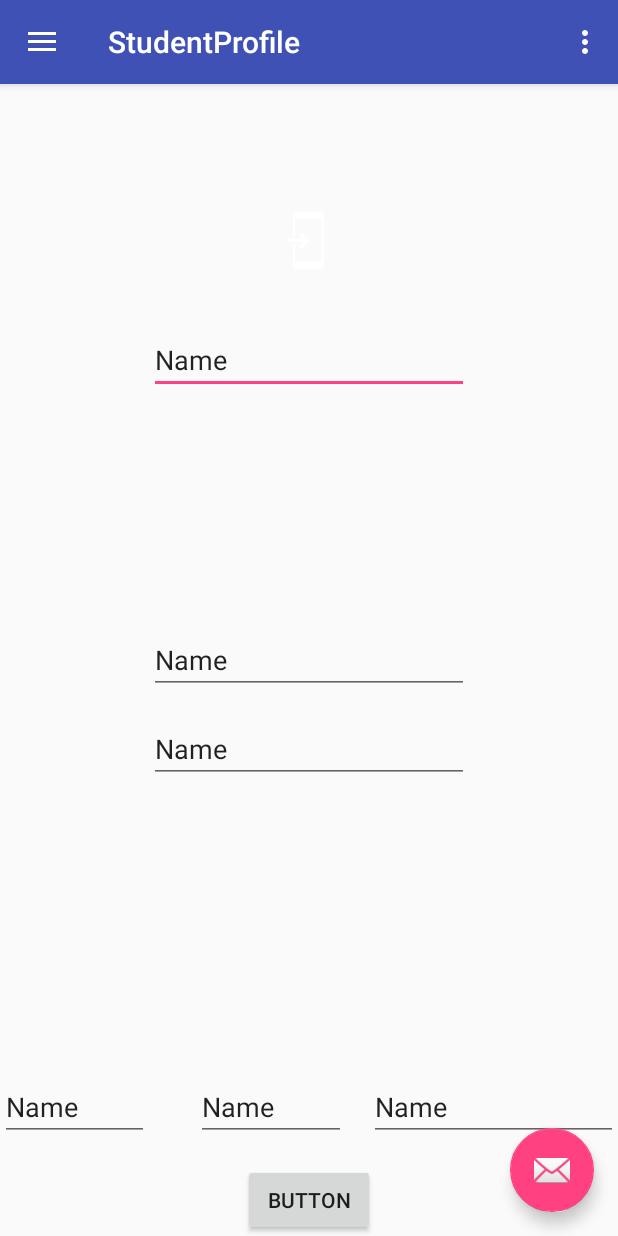
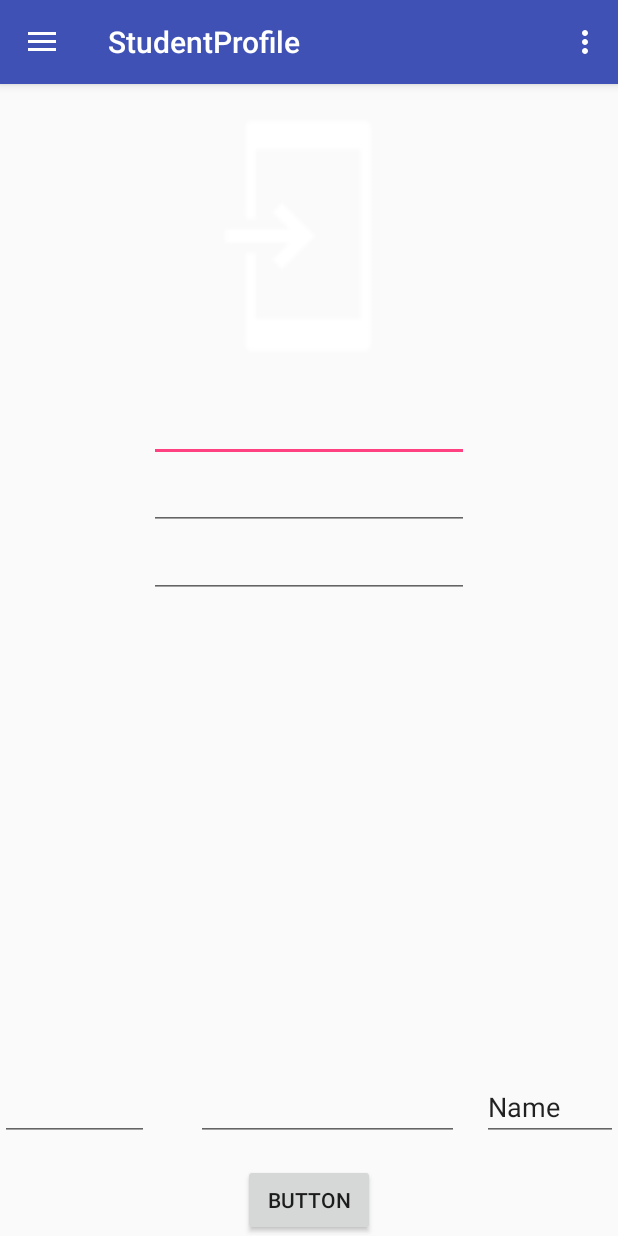
Before and after one commit to mkfeuhrer/TPO-MNNIT, an Android app: the StudentProfile screen opened directly, with no data from a screen before it, on a phone screen of 412 x 824 dp. Run offline under Robolectric (Android 15) with nearby library versions, the phone set to English and light mode, and no system bars; our stand-ins replace Firebase (no records; nobody signed in at launch, a user with empty details on screens opened directly).

Commit message:
Image Display fixed on StudentProfile and MyProfile

```diff
--- a/app/src/main/res/layout/app_bar_student_profile.xml
+++ b/app/src/main/res/layout/app_bar_student_profile.xml
@@ -22,12 +22,4 @@
 
     <include layout="@layout/content_student_profile" />
 
-    <android.support.design.widget.FloatingActionButton
-        android:id="@+id/fab"
-        android:layout_width="wrap_content"
-        android:layout_height="wrap_content"
-        android:layout_gravity="bottom|end"
-        android:layout_margin="@dimen/fab_margin"
-        app:srcCompat="@android:drawable/ic_dialog_email" />
-
 </android.support.design.widget.CoordinatorLayout>
--- a/app/src/main/res/layout/content_student_profile.xml
+++ b/app/src/main/res/layout/content_student_profile.xml
@@ -11,9 +11,9 @@
 
     <ImageView
         android:id="@+id/imageView3"
-        android:layout_width="50dp"
-        android:layout_height="50dp"
-        android:layout_marginTop="79dp"
+        android:layout_width="200dp"
+        android:layout_height="200dp"
+        android:layout_marginTop="1dp"
         app:srcCompat="@drawable/common_full_open_on_phone"
         android:layout_alignParentTop="true"
         android:layout_centerHorizontal="true" />
@@ -24,10 +24,10 @@
         android:layout_height="wrap_content"
         android:layout_below="@+id/imageView3"
         android:layout_centerHorizontal="true"
-        android:layout_marginTop="32dp"
+        android:layout_marginTop="5dp"
         android:ems="10"
         android:inputType="textPersonName"
-        android:text="Name" />
+        android:text="" />
 
     <EditText
         android:id="@+id/regnum"
@@ -35,10 +35,11 @@
         android:layout_height="wrap_content"
         android:layout_alignEnd="@+id/name"
         android:layout_alignRight="@+id/name"
+        android:layout_below="@id/name"
         android:layout_centerVertical="true"
         android:ems="10"
         android:inputType="textPersonName"
-        android:text="Name" />
+        android:text="" />
 
     <EditText
         android:id="@+id/branch"
@@ -47,10 +48,9 @@
         android:layout_alignEnd="@+id/regnum"
         android:layout_alignRight="@+id/regnum"
         android:layout_below="@+id/regnum"
-        android:layout_marginTop="14dp"
         android:ems="10"
         android:inputType="textPersonName"
-        android:text="Name" />
+        android:text="" />
 
     <EditText
         android:id="@+id/verified"
@@ -58,7 +58,7 @@
         android:layout_height="wrap_content"
         android:ems="10"
         android:inputType="textPersonName"
-        android:text="Name"
+        android:text=""
         android:layout_alignParentBottom="true"
         android:layout_marginBottom="63dp"
         android:layout_toStartOf="@+id/branch" />
@@ -73,7 +73,7 @@
         android:layout_toRightOf="@+id/verified"
         android:ems="10"
         android:inputType="textPersonName"
-        android:text="Name"
+        android:text=""
         android:layout_alignRight="@+id/imageView3"
         android:layout_alignEnd="@+id/imageView3" />
 
--- a/app/src/main/res/layout/tab4_fragment.xml
+++ b/app/src/main/res/layout/tab4_fragment.xml
@@ -13,7 +13,9 @@
         android:id="@+id/image"
         android:layout_width="200dp"
         android:layout_height="200dp"
-        />
+        app:srcCompat="@drawable/common_full_open_on_phone"
+        android:layout_alignParentTop="true"
+        android:layout_centerHorizontal="true" />
 
     <Button
         android:id="@+id/upload"
```
Also changed, not shown: app/src/main/java/com/example/mohit/tpomnnit/Tab4Fragment.java (+31 -0 lines).
